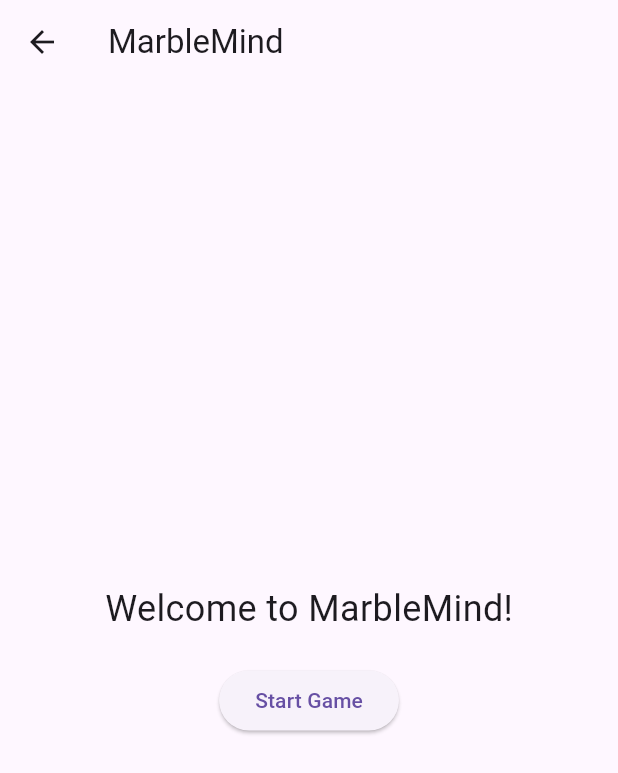
After one commit to harshagnihotri10/MarbleMind, a Flutter app: the MainMenu screen opened directly, on a phone screen of 412 x 824 dp. The commit adds this screen. Shown: the top 773 px of the screen. Run offline on Flutter 3.47's test engine with Material 3 defaults, Android fonts, the phone set to English and light mode, and no system bars.

Commit message:
Implemented draw dialog for MarbleMind with restart and main menu options.

```diff
--- /dev/null
+++ b/marblemind_app/lib/screens/main_menu.dart
@@ -0,0 +1,35 @@
+import 'package:flutter/material.dart';
+import 'game_board.dart';  // Import the game board to navigate to the game screen
+
+class MainMenu extends StatelessWidget {
+  @override
+  Widget build(BuildContext context) {
+    return Scaffold(
+      appBar: AppBar(
+        title: const Text('MarbleMind'),
+      ),
+      body: Center(
+        child: Column(
+          mainAxisAlignment: MainAxisAlignment.center,
+          children: <Widget>[
+            const Text(
+              'Welcome to MarbleMind!',
+              style: TextStyle(fontSize: 24),
+            ),
+            const SizedBox(height: 20),
+            ElevatedButton(
+              onPressed: () {
+                // Navigate to the game board (start the game)
+                Navigator.push(
+                  context,
+                  MaterialPageRoute(builder: (context) => GameBoard()),
+                );
+              },
+              child: const Text('Start Game'),
+            ),
+          ],
+        ),
+      ),
+    );
+  }
+}
```
Also changed, not shown: marblemind_app/lib/screens/game_board.dart (+29 -10 lines), marblemind_app/lib/utils/game_logic.dart (+56 -0 lines), marblemind_app/lib/widgets/dialogs.dart (+42 -0 lines).
